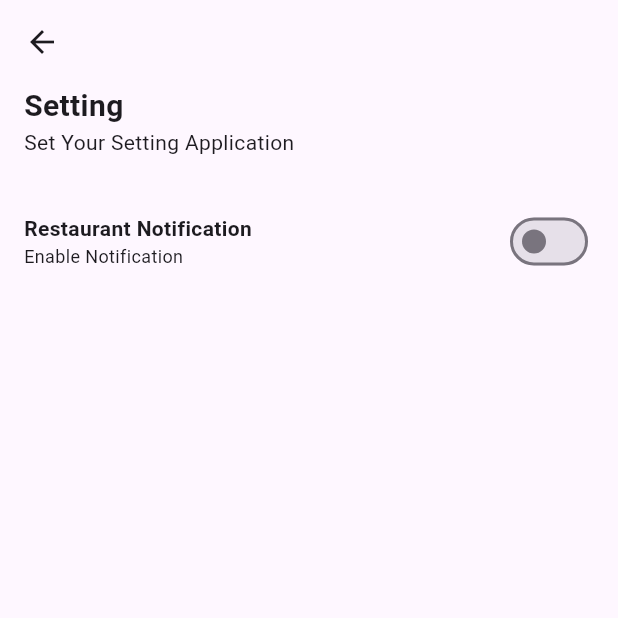
After one commit to setiawangunadi/restaurant_flutter, a Flutter app: the screen it shows after launch, after a tap on the "settings" icon, on a phone screen of 412 x 824 dp, the top half of it. The commit adds this screen. Run offline on Flutter 3.47's test engine with Material 3 defaults, Android fonts, the phone set to English and light mode, and no system bars; our stand-ins replace bloc, dio, flutter_bloc, flutter_local_notifications, flutter_secure_storage, fluttertoast and 4 more; missing offline and left inert: dio_http_formatter; accounts and stored records are empty.

Commit message:
Implement Notification

```diff
--- a/lib/blocs/home/home_event.dart
+++ b/lib/blocs/home/home_event.dart
@@ -10,3 +10,9 @@ class DoSearchRestaurant extends HomeEvent {
 
   DoSearchRestaurant(this.query);
 }
+
+class DoSetNotification extends HomeEvent {
+  final ListRestaurantResponseModel dataRestaurant;
+
+  DoSetNotification(this.dataRestaurant);
+}
--- a/lib/config/app_routes.dart
+++ b/lib/config/app_routes.dart
@@ -9,6 +9,7 @@ import 'package:restaurant/screens/detail_screen.dart';
 import 'package:restaurant/screens/home_screen.dart';
 import 'package:restaurant/screens/list_favorite_screen.dart';
 import 'package:restaurant/screens/list_menu_screen.dart';
+import 'package:restaurant/screens/setting_screen.dart';
 import 'package:restaurant/screens/splash_screen.dart';
 
 class AppRoutes {
@@ -17,6 +18,7 @@ class AppRoutes {
   static const String detail = '/detail';
   static const String listFoodAndDrink = '/list-food-drink';
   static const String listFavorite = '/list-favorite';
+  static const String settings = '/settings';
 
   final route = <String, WidgetBuilder>{
     AppRoutes.splash: (BuildContext context) {
@@ -57,13 +59,13 @@ class AppRoutes {
       );
     },
     AppRoutes.listFavorite: (BuildContext context) {
-      // var arguments =
-      //     ModalRoute.of(context)!.settings.arguments as Map<String, dynamic>;
-
       return BlocProvider(
         create: (context) => ListFavoriteBloc(),
         child: const ListFavoriteScreen(),
       );
     },
+    AppRoutes.settings: (BuildContext context) {
+      return const SettingScreen();
+    },
   };
 }
--- a/lib/data/local/local_storage.dart
+++ b/lib/data/local/local_storage.dart
@@ -5,7 +5,7 @@ import 'package:flutter/material.dart';
 import 'package:flutter_secure_storage/flutter_secure_storage.dart';
 import 'package:hive/hive.dart';
 
-enum StorageConstants { favorite }
+enum StorageConstants { favorite, settings }
 
 class LocalStorage {
   LocalStorage();
--- a/lib/main.dart
+++ b/lib/main.dart
@@ -1,11 +1,17 @@
 import 'dart:io';
 
 import 'package:flutter/material.dart';
+import 'package:flutter_local_notifications/flutter_local_notifications.dart';
 import 'package:hive/hive.dart';
 import 'package:path_provider/path_provider.dart';
 import 'package:restaurant/config/app_routes.dart';
+import 'package:restaurant/config/helper/notification_helper.dart';
 import 'package:restaurant/data/adapter/restaurant_favorite_adapter.dart';
 import 'package:restaurant/data/models/restaurant_favorite_model.dart';
+import 'package:timezone/data/latest.dart' as tz;
+
+final FlutterLocalNotificationsPlugin flutterLocalNotificationsPlugin =
+    FlutterLocalNotificationsPlugin();
 
 Future<void> main() async {
   WidgetsFlutterBinding.ensureInitialized();
@@ -19,6 +25,18 @@ Future<void> main() async {
   Hive.init(appDirectory.path);
   Hive.registerAdapter(FavoriteRestaurantAdapter());
   await Hive.openBox<FavoriteRestaurant>('favorite');
+  PermissionStatus status = await Permission.notification.request();
+  if (status.isGranted) {
+    final NotificationHelper notificationHelper = NotificationHelper();
+    await notificationHelper.initNotification(flutterLocalNotificationsPlugin);
+    notificationHelper.requestIOSPermissions(flutterLocalNotificationsPlugin);
+    tz.initializeTimeZones();
+  } else if (status.isDenied) {
+    debugPrint("DENIED PERMISSION NOTIF");
+  } else if (status.isPermanentlyDenied) {
+    debugPrint("SET MANUALLY PERMISSION NOTIF");
+    openAppSettings();
+  }
 
   runApp(const MyApp());
 }
--- a/lib/screens/home_screen.dart
+++ b/lib/screens/home_screen.dart
@@ -32,9 +32,7 @@ class _HomeScreenState extends State<HomeScreen> {
     return BlocConsumer<HomeBloc, HomeState>(
       listener: (context, state) {
         if (state is OnSuccessHome) {
-          setState(() {
-            isSearchMode = false;
-          });
+          homeBloc.add(DoSetNotification(state.listRestaurantResponseModel));
         }
         if (state is OnErrorHome) {
           AppToast.show(context, state.errorMessage ?? "", Colors.red);
@@ -43,17 +41,25 @@ class _HomeScreenState extends State<HomeScreen> {
       builder: (context, state) {
         return Scaffold(
           appBar: AppBar(
+            automaticallyImplyLeading: false,
             actions: [
               GestureDetector(
                 onTap: () => Navigator.pushNamed(
                   context,
                   AppRoutes.listFavorite,
                 ),
+                child: const Icon(Icons.favorite),
+              ),
+              GestureDetector(
+                onTap: () => Navigator.pushNamed(
+                  context,
+                  AppRoutes.settings,
+                ),
                 child: const Padding(
                   padding: EdgeInsets.symmetric(horizontal: 16.0),
-                  child: Icon(Icons.favorite),
+                  child: Icon(Icons.settings),
                 ),
-              )
+              ),
             ],
           ),
           body: SingleChildScrollView(
--- /dev/null
+++ b/lib/screens/setting_screen.dart
@@ -0,0 +1,88 @@
+import 'package:flutter/material.dart';
+import 'package:restaurant/data/local/favorite_storage.dart';
+import 'package:restaurant/screens/components/text_title.dart';
+
+class SettingScreen extends StatefulWidget {
+  const SettingScreen({super.key});
+
+  @override
+  State<SettingScreen> createState() => _SettingScreenState();
+}
+
+class _SettingScreenState extends State<SettingScreen> {
+  bool isActive = false;
+
+  @override
+  void initState() {
+    initialData();
+    super.initState();
+  }
+
+  initialData() async {
+    bool isNotification =
+        await FavoriteStorage.getStatusNotification() ?? false;
+    setState(() {
+      isActive = isNotification;
+    });
+    debugPrint("THIS ISACTIVE: $isActive");
+  }
+
+  @override
+  Widget build(BuildContext context) {
+    return Scaffold(
+      appBar: AppBar(),
+      body: Padding(
+        padding: EdgeInsets.only(
+          top: MediaQuery.of(context).padding.top,
+        ),
+        child: Column(
+          crossAxisAlignment: CrossAxisAlignment.start,
+          children: [
+            const TextTitle(
+              title: "Setting",
+              subtitle: Text(
+                "Set Your Setting Application",
+              ),
+            ),
+            Padding(
+              padding: const EdgeInsets.symmetric(horizontal: 16.0),
+              child: Row(
+                children: [
+                  const Expanded(
+                    child: Column(
+                      crossAxisAlignment: CrossAxisAlignment.start,
+                      children: [
+                        Text(
+                          'Restaurant Notification',
+                          style: TextStyle(
+                            fontWeight: FontWeight.bold,
+                            fontSize: 14,
+                          ),
+                        ),
+                        Text(
+                          'Enable Notification',
+                          style: TextStyle(fontSize: 12),
+                        ),
+                      ],
+                    ),
+                  ),
+                  Switch.adaptive(
+                    value: isActive,
+                    onChanged: (value) async {
+                      setState(() {
+                        isActive = !isActive;
+                      });
+                      await FavoriteStorage.setJSON(
+                        {"notification": value},
+                      );
+                    },
+                  )
+                ],
+              ),
+            )
+          ],
+        ),
+      ),
+    );
+  }
+}
```
Also changed, not shown: lib/blocs/home/home_bloc.dart (+42 -4 lines), lib/blocs/home/home_state.dart (+6 -1 lines), lib/blocs/splash/splash_bloc.dart (+6 -1 lines), lib/config/helper/notification_helper.dart (added, +156 -0 lines), lib/data/local/favorite_storage.dart (+6 -59 lines), pubspec.yaml (+2 -15 lines), pubspec.lock, 7 other files.
